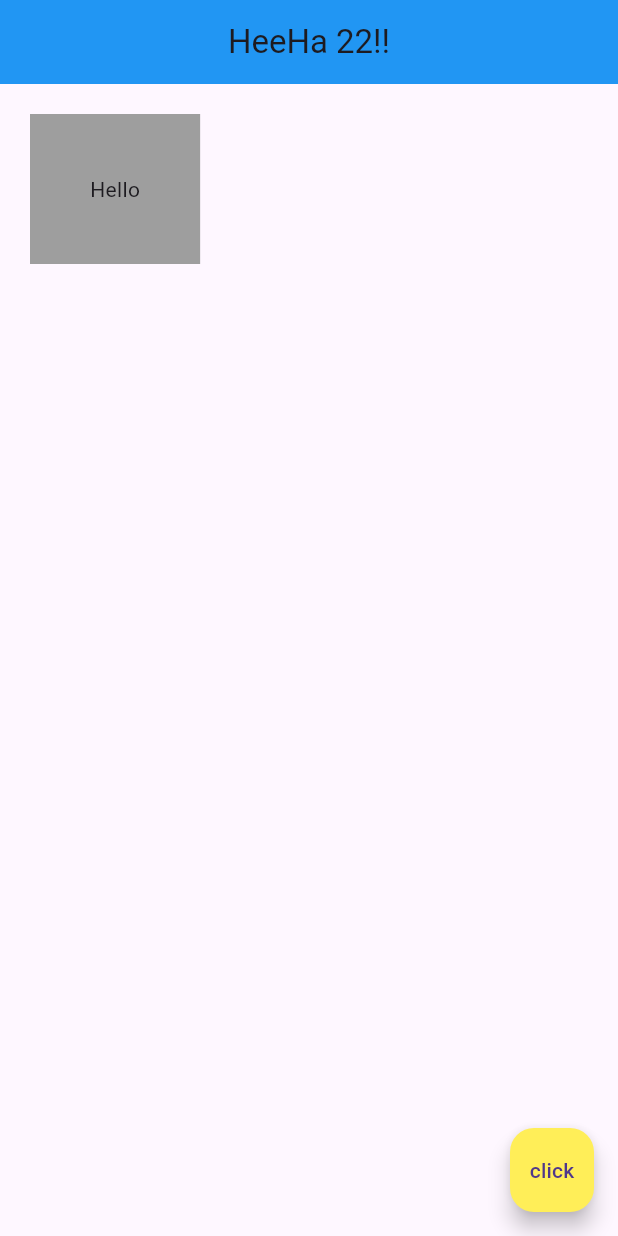
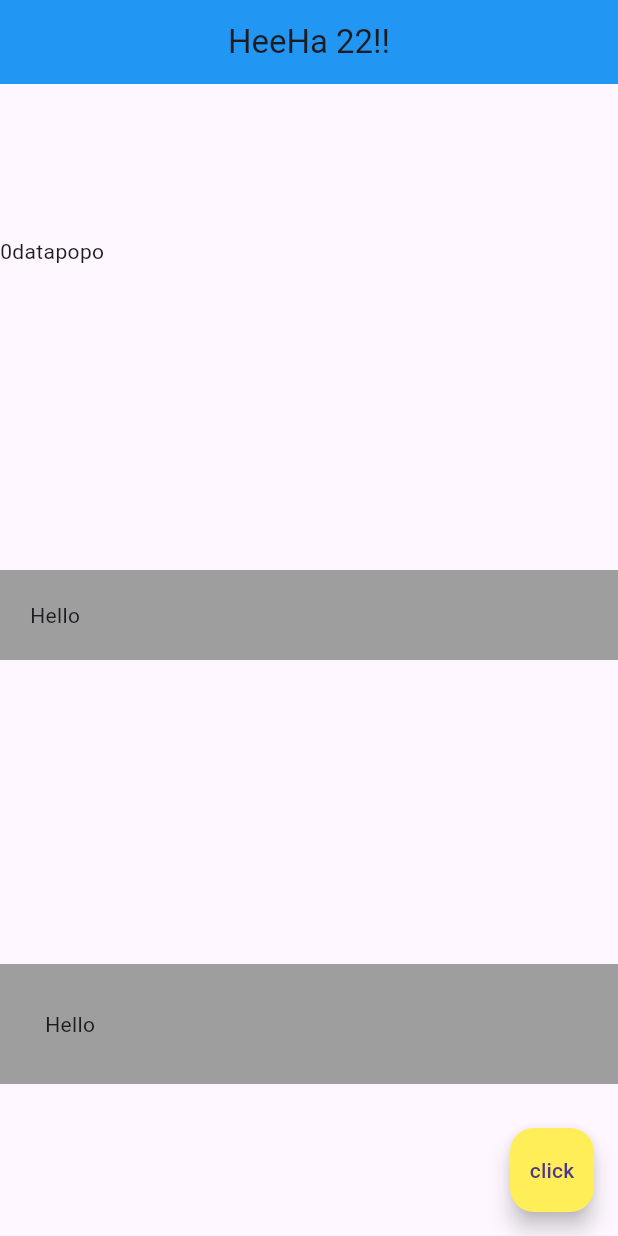
Before and after one commit to hangEX7749/flutter_first_app, a Flutter app: the screen it shows after launch, on a phone screen of 412 x 824 dp. Run offline on Flutter 3.47's test engine with Material 3 defaults, Android fonts, the phone set to English and light mode, and no system bars.

Commit message:
column,row

```diff
--- a/lib/main.dart
+++ b/lib/main.dart
@@ -1,31 +1,42 @@
 import 'package:flutter/material.dart';
 
-void main() => runApp(const MaterialApp(
-  title: 'Flutter Demo',
-
-  home: Home()
-
-));
+void main() => runApp(const MaterialApp(title: 'Flutter Demo', home: Home()));
 
 class Home extends StatelessWidget {
   const Home({super.key});
 
   @override
   Widget build(BuildContext context) {
-    return  Scaffold(
+    return Scaffold(
       appBar: AppBar(
         title: const Text('HeeHa 22!!'),
         centerTitle: true,
-        backgroundColor: Colors.blue[500] ,
+        backgroundColor: Colors.blue[500],
       ),
-      body: Container(
-        margin: const EdgeInsets.all(20),
-        padding: const EdgeInsets.all(40),
-        color: Colors.grey,
-        child: const Text("Hello"),
+      body: Column(
+          mainAxisAlignment: MainAxisAlignment.spaceAround,
+          crossAxisAlignment: CrossAxisAlignment.stretch,
+          children: <Widget>[
+            const Row(
+              children: <Widget>[
+                  Text('0data'),
+                  Text('popo')
+                ],
+            ),
+            Container(
+              padding: const EdgeInsets.all(20),
+              color: Colors.grey,
+              child: const Text("Hello"),
+            ),
+            Container(
+              padding: const EdgeInsets.all(30),
+              color: Colors.grey,
+              child: const Text("Hello"),
+            ),
+          ]
       ),
       floatingActionButton: FloatingActionButton(
-        onPressed: () {  },
+        onPressed: () {},
         foregroundColor: Colors.grey[788],
         backgroundColor: Colors.yellow[400],
         child: const Text('click'),
```
